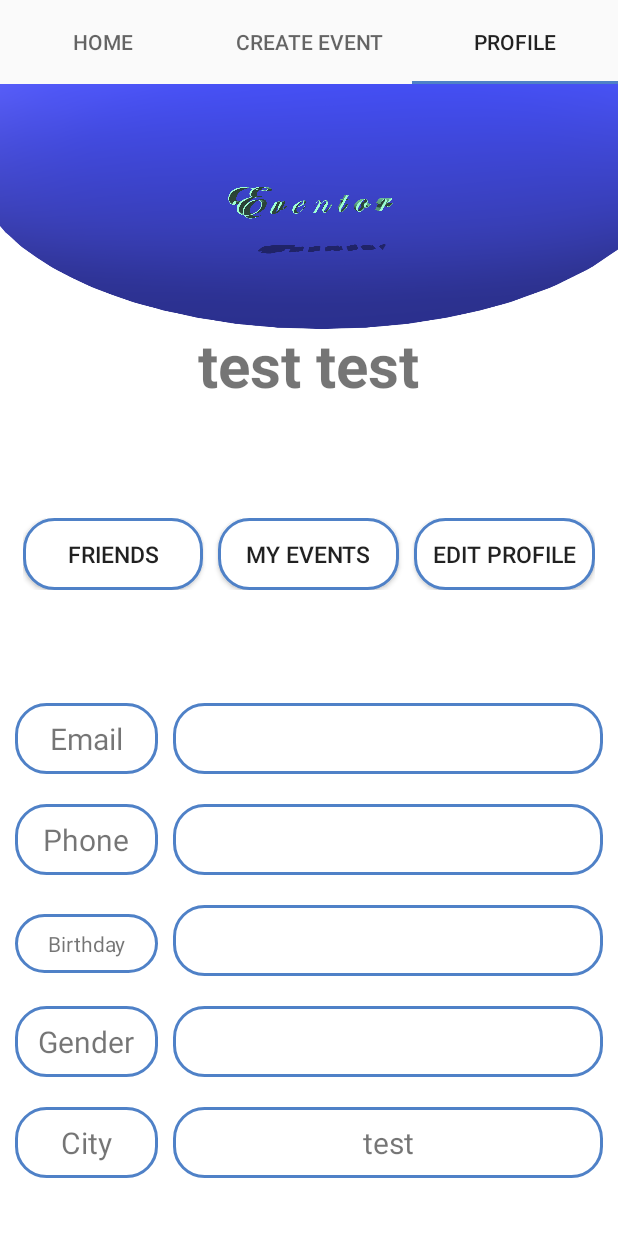
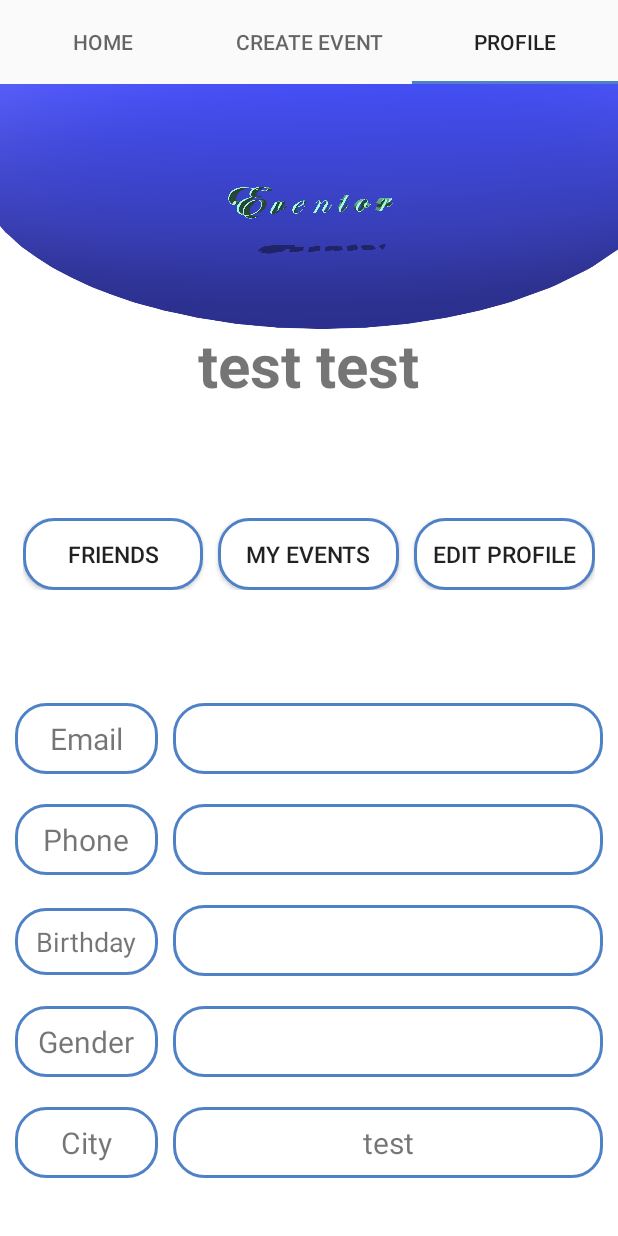
Before and after one commit to hamzahijazi98/PIS, an Android app: the HomeFrag screen opened directly, with no data from a screen before it, tab 3 chosen, on a phone screen of 412 x 824 dp. Run offline under Robolectric (Android 15) with nearby library versions, the phone set to English and light mode, and no system bars; our stand-ins replace CircleImageView, Firebase (no records; nobody signed in at launch, a user with empty details on screens opened directly); Roboto replaces fonts that are not available here; 10 statements that could not run were skipped.

```diff
--- a/app/src/main/java/com/uni/pis/homefrags/HomeFrag.kt
+++ b/app/src/main/java/com/uni/pis/homefrags/HomeFrag.kt
@@ -69,8 +69,7 @@ class HomeFrag : Fragment(), AdapterView.OnItemClickListener {
 
             2->{
                 val fm=fragmentManager
-                val profview=view!!.findViewById<FrameLayout>(R.id.fragment_profile_page_personal)
-                profview.visibility=View.INVISIBLE
+
                 var trans= fm?.beginTransaction()
                 if (trans != null) {
                     trans.replace(R.id.FrameHome,ProfilePagePersonalFrag())
--- a/app/src/main/res/layout/fragment_profile_page_personal.xml
+++ b/app/src/main/res/layout/fragment_profile_page_personal.xml
@@ -1,6 +1,7 @@
 <?xml version="1.0" encoding="utf-8"?>
 
 <FrameLayout xmlns:android="http://schemas.android.com/apk/res/android"
+    xmlns:app="http://schemas.android.com/apk/res-auto"
     xmlns:tools="http://schemas.android.com/tools"
     android:id="@+id/fragment_profile_page_personal"
     android:layout_width="match_parent"
@@ -163,11 +164,14 @@
                         android:layout_height="wrap_content"
                         android:layout_marginEnd="10dp"
                         android:layout_weight="1"
+                        android:autoSizeMaxTextSize="18sp"
                         android:background="@drawable/roundedbutton"
                         android:gravity="center"
                         android:padding="10dp"
                         android:text="@string/birthday"
-                        android:autoSizeMaxTextSize="18sp"/>
+                        android:textSize="18sp"
+                        app:autoSizeMaxTextSize="18sp"
+                        app:autoSizeMinTextSize="16sp" />
 
 
                     <TextView
```
Also changed, not shown: 1 other file.
